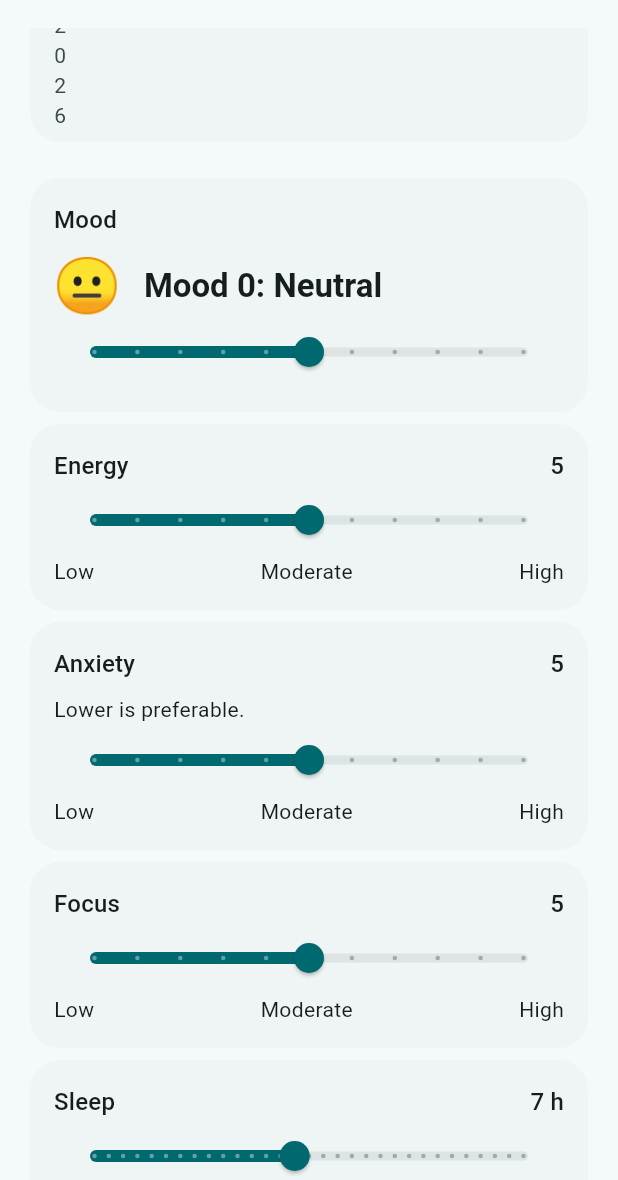
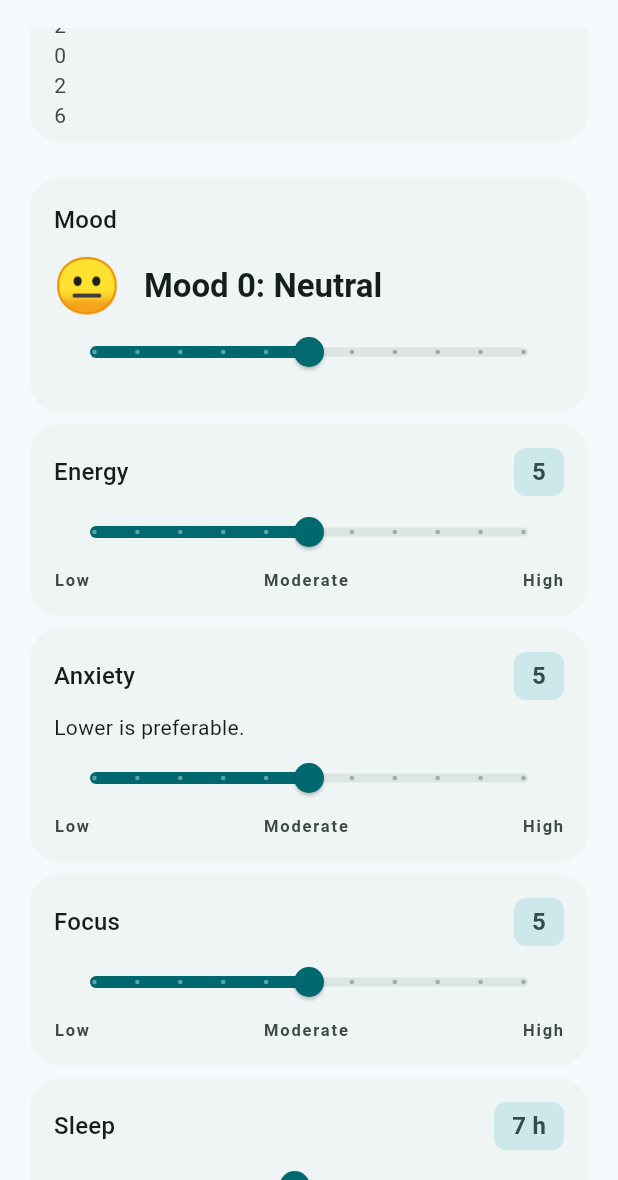
Before and after one commit to kasuken/DayPulse, a Flutter app: the CheckInScreen screen opened by its route, scrolled down 576 dp, on a phone screen of 412 x 824 dp, the part 56-1236 px from its top. Run offline on Flutter 3.47's test engine with Material 3 defaults, Android fonts, the phone set to English and light mode, and no system bars; drawn by our look-alikes of dynamic_color; our stand-ins replace drift, drift_flutter, fl_chart, flutter_local_notifications, flutter_riverpod, freezed_annotation and 4 more; accounts and stored records are empty; generated files the repository leaves out were written again.

Commit message:
Refactor Today/History screens and MetricSliderTile with new visual language

```diff
--- a/lib/app/theme/app_typography.dart
+++ b/lib/app/theme/app_typography.dart
@@ -1,5 +1,3 @@
-import 'dart:ui' show FontFeature;
-
 import 'package:flutter/material.dart';
 
 /// Typography helpers built on Material 3 text styles.
--- a/lib/core/widgets/metric_slider_tile.dart
+++ b/lib/core/widgets/metric_slider_tile.dart
@@ -1,6 +1,7 @@
 import 'package:flutter/material.dart';
 
 import '../../app/theme/app_spacing.dart';
+import '../../app/theme/app_typography.dart';
 import '../../l10n/app_localizations.dart';
 
 /// Reusable labeled slider tile for wellbeing metrics.
@@ -67,9 +68,23 @@ class MetricSliderTile extends StatelessWidget {
                     style: Theme.of(context).textTheme.titleMedium,
                   ),
                 ),
-                Text(
-                  displayValue,
-                  style: Theme.of(context).textTheme.titleMedium,
+                Container(
+                  padding: const EdgeInsets.symmetric(
+                    horizontal: AppSpacing.sm,
+                    vertical: AppSpacing.xxs,
+                  ),
+                  decoration: BoxDecoration(
+                    color: Theme.of(context).colorScheme.secondaryContainer,
+                    borderRadius: BorderRadius.circular(AppRadius.small),
+                  ),
+                  child: Text(
+                    displayValue,
+                    style: AppTypography.metricValue(context)?.copyWith(
+                      color: Theme.of(
+                        context,
+                      ).colorScheme.onSecondaryContainer,
+                    ),
+                  ),
                 ),
               ],
             ),
@@ -91,9 +106,12 @@ class MetricSliderTile extends StatelessWidget {
               Row(
                 mainAxisAlignment: MainAxisAlignment.spaceBetween,
                 children: [
-                  Text(l10n.metricLow),
-                  Text(l10n.metricModerate),
-                  Text(l10n.metricHigh),
+                  Text(l10n.metricLow, style: AppTypography.eyebrow(context)),
+                  Text(
+                    l10n.metricModerate,
+                    style: AppTypography.eyebrow(context),
+                  ),
+                  Text(l10n.metricHigh, style: AppTypography.eyebrow(context)),
                 ],
               ),
           ],
--- a/lib/core/widgets/pulse_line.dart
+++ b/lib/core/widgets/pulse_line.dart
@@ -34,7 +34,7 @@ class PulseLine extends StatelessWidget {
         width: double.infinity,
         child: CustomPaint(
           painter: _PulseLinePainter(
-            intensity: intensity.clamp(0.0, 1.0),
+            intensity: intensity.clamp(0.0, 1.0).toDouble(),
             color: strokeColor,
           ),
         ),
```
Also changed, not shown: lib/features/check_in/presentation/today_screen.dart (+58 -13 lines), lib/features/history/presentation/history_screen.dart (+22 -4 lines).
